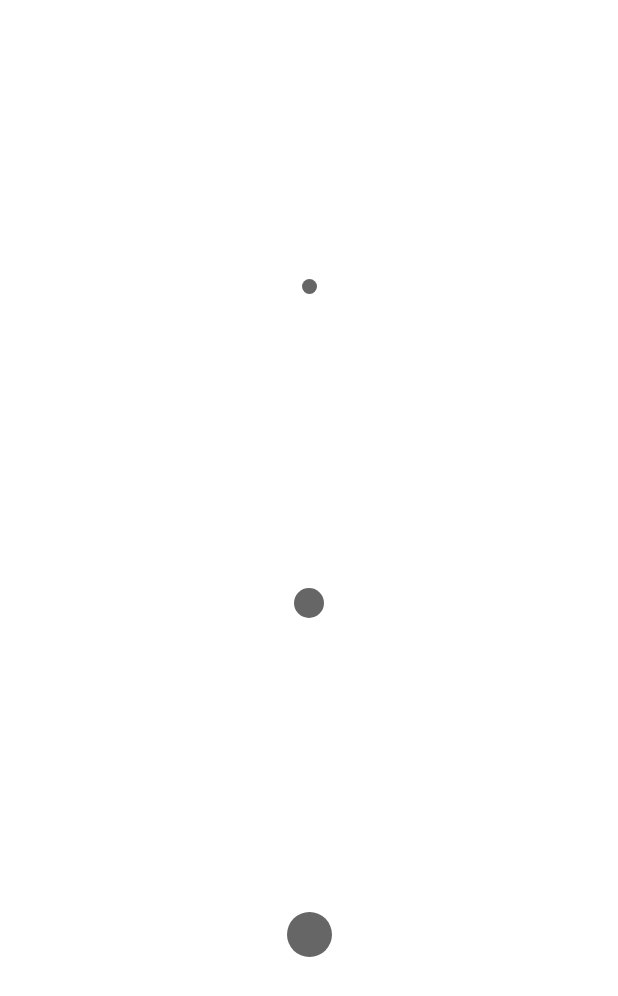
After one commit to holcay92/Drawing-App, an Android app: the layout dialog_brush_size.xml on its own in the app's theme, with its tools: preview values and no code run, on a phone screen of 412 x 824 dp. The commit adds this screen. Shown: the top 996 px of the screen. Run offline under Robolectric (Android 15) with nearby library versions, the phone set to English and light mode, and no system bars.

Commit message:
Brush drawables are implemented

```diff
--- a/app/src/main/java/com/example/kidsdrawingapp/DrawingView.kt
+++ b/app/src/main/java/com/example/kidsdrawingapp/DrawingView.kt
@@ -7,6 +7,7 @@ import android.graphics.Color
 import android.graphics.Paint
 import android.graphics.Path
 import android.util.AttributeSet
+import android.util.TypedValue
 import android.view.MotionEvent
 import android.view.View
 
@@ -34,7 +35,7 @@ class DrawingView(context: Context, attrs: AttributeSet) : View(context, attrs)
         mDrawPaint!!.strokeJoin = Paint.Join.ROUND
         mDrawPaint!!.strokeCap = Paint.Cap.ROUND
         mCanvasPaint = Paint(Paint.DITHER_FLAG)
-        mBrushSize = 20.toFloat()
+        //mBrushSize = 20.toFloat()
     }
 
     override fun onSizeChanged(w: Int, h: Int, oldw: Int, oldh: Int) {
@@ -95,6 +96,14 @@ class DrawingView(context: Context, attrs: AttributeSet) : View(context, attrs)
 
         return true
     }
+    fun setSizeForBrush(newSize: Float){
+        mBrushSize = TypedValue.applyDimension(TypedValue.COMPLEX_UNIT_DIP,
+            newSize, resources.displayMetrics)
+        mDrawPaint!!.strokeWidth = mBrushSize
+    }
+
+
+
 
     internal inner class CustomPath(var color: Int, var brushThickness: Float) : Path() {
 
--- a/app/src/main/java/com/example/kidsdrawingapp/MainActivity.kt
+++ b/app/src/main/java/com/example/kidsdrawingapp/MainActivity.kt
@@ -4,8 +4,14 @@ import androidx.appcompat.app.AppCompatActivity
 import android.os.Bundle
 
 class MainActivity : AppCompatActivity() {
+
+    private var drawingView: DrawingView? = null
     override fun onCreate(savedInstanceState: Bundle?) {
         super.onCreate(savedInstanceState)
         setContentView(R.layout.activity_main)
+
+        drawingView = findViewById(R.id.drawing_view)
+        drawingView!!.setSizeForBrush(20.toFloat())
+
     }
 }
--- /dev/null
+++ b/app/src/main/res/drawable/background_drawing_view_layout.xml
@@ -0,0 +1,8 @@
+<?xml version="1.0" encoding="utf-8"?>
+<shape xmlns:android="http://schemas.android.com/apk/res/android"
+    android:shape="rectangle"
+    >
+    <solid android:color="@color/white"/>
+    <stroke android:width="0.5dp" android:color="#9AA2AF"/>
+
+</shape>
--- /dev/null
+++ b/app/src/main/res/drawable/brush_large.xml
@@ -0,0 +1,10 @@
+<?xml version="1.0" encoding="utf-8"?>
+<shape xmlns:android="http://schemas.android.com/apk/res/android"
+    android:dither="true"
+    android:shape="oval">
+
+    <size
+        android:width="30dp"
+        android:height="30dp" />
+    <solid android:color="#FF666666"/>
+</shape>
--- /dev/null
+++ b/app/src/main/res/drawable/brush_medium.xml
@@ -0,0 +1,10 @@
+<?xml version="1.0" encoding="utf-8"?>
+<shape xmlns:android="http://schemas.android.com/apk/res/android"
+    android:dither="true"
+    android:shape="oval">
+
+    <size
+        android:width="20dp"
+        android:height="20dp" />
+    <solid android:color="#FF666666"/>
+</shape>
--- /dev/null
+++ b/app/src/main/res/drawable/brush_small.xml
@@ -0,0 +1,10 @@
+<?xml version="1.0" encoding="utf-8"?>
+<shape xmlns:android="http://schemas.android.com/apk/res/android"
+    android:dither="true"
+    android:shape="oval">
+
+    <size
+        android:width="10dp"
+        android:height="10dp" />
+        <solid android:color="#FF666666"/>
+</shape>
--- a/app/src/main/res/layout/activity_main.xml
+++ b/app/src/main/res/layout/activity_main.xml
@@ -10,7 +10,8 @@
        android:id="@+id/drawing_view"
        android:layout_width="0dp"
        android:layout_height="0dp"
-       android:background="@color/white"
+       android:layout_margin="5dp"
+       android:background="@drawable/background_drawing_view_layout"
        app:layout_constraintBottom_toBottomOf="parent"
        app:layout_constraintEnd_toEndOf="parent"
        app:layout_constraintStart_toStartOf="parent"
--- /dev/null
+++ b/app/src/main/res/layout/dialog_brush_size.xml
@@ -0,0 +1,45 @@
+<?xml version="1.0" encoding="utf-8"?>
+<androidx.constraintlayout.widget.ConstraintLayout xmlns:android="http://schemas.android.com/apk/res/android"
+    xmlns:app="http://schemas.android.com/apk/res-auto"
+    android:layout_width="match_parent"
+    android:layout_height="match_parent">
+
+    <ImageButton
+        android:id="@+id/ib_small_brush"
+        android:layout_width="wrap_content"
+        android:layout_height="wrap_content"
+        android:layout_margin="10dp"
+        android:background="@drawable/brush_small"
+        app:layout_constraintBottom_toTopOf="@+id/ib_medium_brush"
+        app:layout_constraintEnd_toEndOf="parent"
+        app:layout_constraintStart_toStartOf="parent"
+        app:layout_constraintTop_toTopOf="parent"
+
+        />
+    <ImageButton
+        android:id="@+id/ib_medium_brush"
+        android:layout_width="wrap_content"
+        android:layout_height="wrap_content"
+        android:layout_margin="10dp"
+        android:background="@drawable/brush_medium"
+        app:layout_constraintBottom_toTopOf="@+id/ib_large_brush"
+        app:layout_constraintEnd_toEndOf="parent"
+        app:layout_constraintStart_toStartOf="parent"
+        app:layout_constraintTop_toBottomOf="@id/ib_small_brush"
+
+        />
+    <ImageButton
+    android:id="@+id/ib_large_brush"
+    android:layout_width="wrap_content"
+    android:layout_height="wrap_content"
+    android:layout_margin="10dp"
+    android:background="@drawable/brush_large"
+    app:layout_constraintBottom_toBottomOf="parent"
+    app:layout_constraintEnd_toEndOf="parent"
+    app:layout_constraintStart_toStartOf="parent"
+    app:layout_constraintTop_toBottomOf="@id/ib_medium_brush"
+
+    />
+
+
+</androidx.constraintlayout.widget.ConstraintLayout>
```
